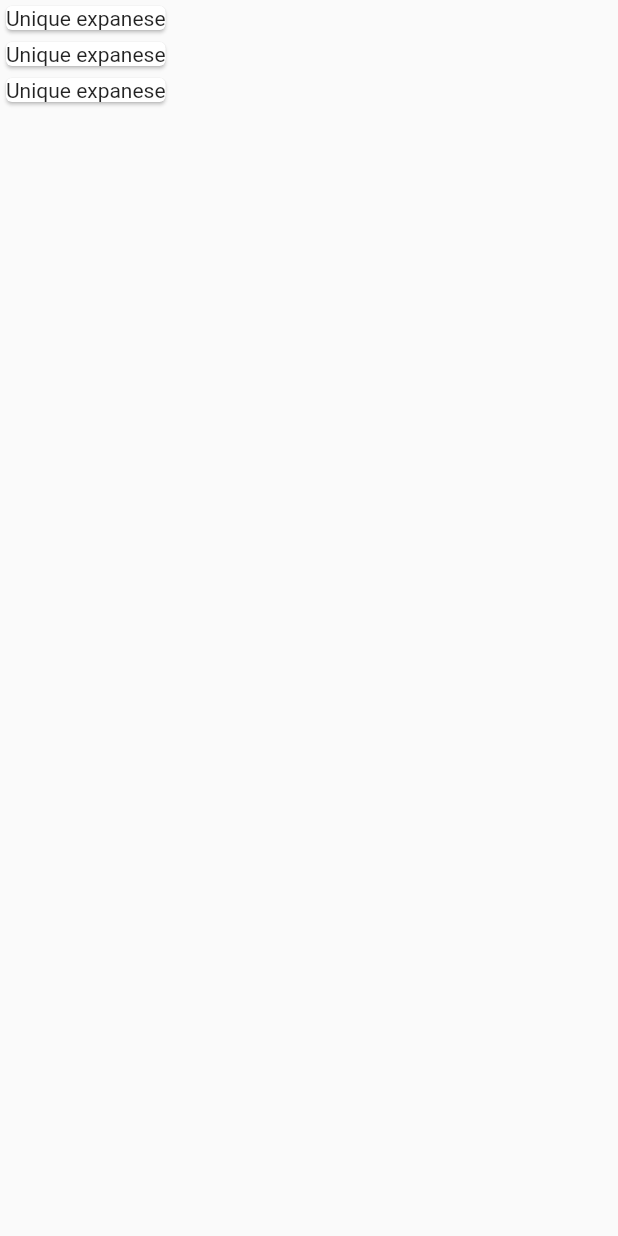
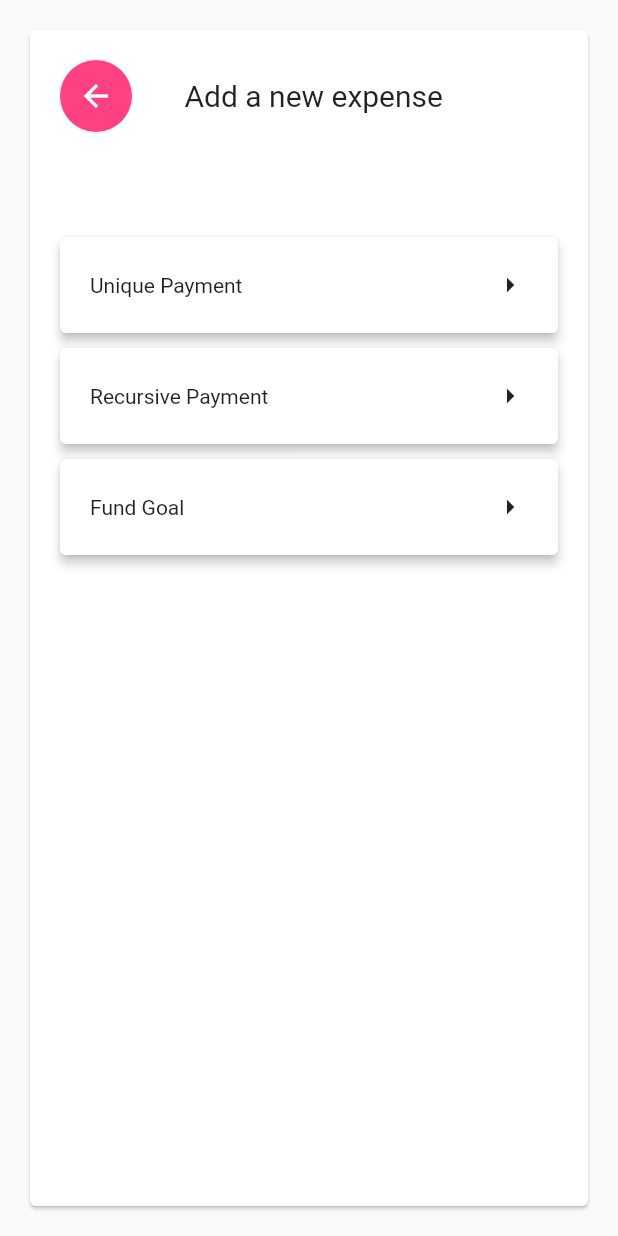
Before and after one commit to cezarmocanu/budgeto, a Flutter app: the WizzardStep1 screen opened by its route, on a phone screen of 412 x 824 dp. Run offline on Flutter 3.47's test engine with Material 2 defaults, Android fonts, the phone set to English and light mode, and no system bars; our stand-ins replace pie_chart.

Commit message:
[ncDQesem] Added wizzard screen

```diff
--- a/lib/screens/add_expense_wizzard/wizzard_step_1.dart
+++ b/lib/screens/add_expense_wizzard/wizzard_step_1.dart
@@ -1,3 +1,5 @@
+import 'package:budgeto_flutter/common/form/styled-form-header.dart';
+import 'package:budgeto_flutter/constants/routes.dart';
 import 'package:flutter/material.dart';
 
 class WizzardStep1 extends StatelessWidget {
@@ -5,20 +7,64 @@ class WizzardStep1 extends StatelessWidget {
   Widget build(BuildContext context) {
     return Scaffold(
       body: SafeArea(
-        child: Column(
-          children: [
-            Card(
-              child: Text("Unique expanese"),
+        child: Card(
+          margin: EdgeInsets.all(20),
+          child: Padding(
+            padding: EdgeInsets.all(20),
+            child: Column(
+              children: [
+                StyledFormHeader(
+                  title: 'Add a new expense',
+                  backRoute: RoutesEnum.Dashboard,
+                ),
+                WizzardCardButton(
+                  label: 'Unique Payment',
+                  onTap: () => goTo(context, RoutesEnum.AddExpense),
+                ),
+                WizzardCardButton(
+                  label: 'Recursive Payment',
+                  onTap: () => {},
+                ),
+                WizzardCardButton(
+                  label: 'Fund Goal',
+                  onTap: () => {},
+                ),
+              ],
             ),
-            Card(
-              child: Text("Unique expanese"),
-            ),
-            Card(
-              child: Text("Unique expanese"),
-            )
-          ],
+          ),
         ),
       ),
     );
   }
 }
+
+class WizzardCardButton extends StatelessWidget {
+  final String label;
+  final Function() onTap;
+
+  WizzardCardButton({required this.label, required this.onTap});
+
+  @override
+  Widget build(BuildContext context) {
+    return Container(
+      width: double.infinity,
+      child: GestureDetector(
+        onTap: onTap,
+        child: Card(
+          elevation: 3,
+          margin: EdgeInsets.only(top: 10),
+          child: Padding(
+            padding: EdgeInsets.all(20),
+            child: Row(
+              mainAxisAlignment: MainAxisAlignment.spaceBetween,
+              children: [
+                Text(label),
+                Icon(Icons.arrow_right),
+              ],
+            ),
+          ),
+        ),
+      ),
+    );
+  }
+}
```
Also changed, not shown: pubspec.lock.
